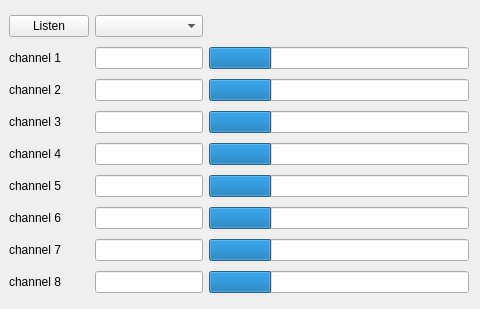
Qt form gui/src/gui/RCDisplay.ui (roussePaul/kampala) before a commit.
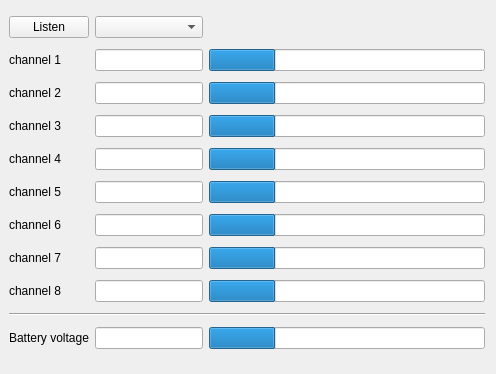
The same form after that commit.

Commit message: Added a battery voltage meter to the RCDisplay plugin

```diff
--- a/gui/src/gui/RCDisplay.ui
+++ b/gui/src/gui/RCDisplay.ui
@@ -6,8 +6,8 @@
    <rect>
     <x>0</x>
     <y>0</y>
-    <width>480</width>
-    <height>309</height>
+    <width>496</width>
+    <height>374</height>
    </rect>
   </property>
   <property name="windowTitle">
@@ -16,7 +16,7 @@
   <property name="styleSheet">
    <string notr="true"/>
   </property>
-  <layout class="QGridLayout" name="gridLayout" rowstretch="0,0,0,0,0,0,0,0,0,0">
+  <layout class="QGridLayout" name="gridLayout" rowstretch="0,0,0,0,0,0,0,0,0,0,0,0,0,0,0">
    <property name="leftMargin">
     <number>9</number>
    </property>
@@ -85,26 +85,6 @@
      </property>
     </widget>
    </item>
-   <item row="9" column="1">
-    <widget class="QLineEdit" name="channel8display">
-     <property name="sizePolicy">
-      <sizepolicy hsizetype="Fixed" vsizetype="Fixed">
-       <horstretch>0</horstretch>
-       <verstretch>0</verstretch>
-      </sizepolicy>
-     </property>
-     <property name="readOnly">
-      <bool>true</bool>
-     </property>
-    </widget>
-   </item>
-   <item row="1" column="0">
-    <widget class="QLabel" name="label">
-     <property name="text">
-      <string>channel 1</string>
-     </property>
-    </widget>
-   </item>
    <item row="3" column="0">
     <widget class="QLabel" name="label_2">
      <property name="text">
@@ -112,6 +92,26 @@
      </property>
     </widget>
    </item>
+   <item row="1" column="0">
+    <widget class="QLabel" name="label">
+     <property name="text">
+      <string>channel 1</string>
+     </property>
+    </widget>
+   </item>
+   <item row="9" column="1">
+    <widget class="QLineEdit" name="channel8display">
+     <property name="sizePolicy">
+      <sizepolicy hsizetype="Fixed" vsizetype="Fixed">
+       <horstretch>0</horstretch>
+       <verstretch>0</verstretch>
+      </sizepolicy>
+     </property>
+     <property name="readOnly">
+      <bool>true</bool>
+     </property>
+    </widget>
+   </item>
    <item row="4" column="0">
     <widget class="QLabel" name="label_3">
      <property name="text">
@@ -154,19 +154,6 @@
      </property>
     </widget>
    </item>
-   <item row="3" column="1">
-    <widget class="QLineEdit" name="channel2display">
-     <property name="sizePolicy">
-      <sizepolicy hsizetype="Fixed" vsizetype="Fixed">
-       <horstretch>0</horstretch>
-       <verstretch>0</verstretch>
-      </sizepolicy>
-     </property>
-     <property name="readOnly">
-      <bool>true</bool>
-     </property>
-    </widget>
-   </item>
    <item row="1" column="1">
     <widget class="QLineEdit" name="channel1display">
      <property name="sizePolicy">
@@ -180,6 +167,19 @@
      </property>
     </widget>
    </item>
+   <item row="3" column="1">
+    <widget class="QLineEdit" name="channel2display">
+     <property name="sizePolicy">
+      <sizepolicy hsizetype="Fixed" vsizetype="Fixed">
+       <horstretch>0</horstretch>
+       <verstretch>0</verstretch>
+      </sizepolicy>
+     </property>
+     <property name="readOnly">
+      <bool>true</bool>
+     </property>
+    </widget>
+   </item>
    <item row="1" column="2">
     <widget class="QProgressBar" name="channel1bar">
      <property name="value">
@@ -270,6 +270,46 @@
      </property>
     </widget>
    </item>
+   <item row="11" column="0" colspan="3">
+    <widget class="Line" name="line">
+     <property name="orientation">
+      <enum>Qt::Horizontal</enum>
+     </property>
+    </widget>
+   </item>
+   <item row="12" column="2">
+    <widget class="QProgressBar" name="Batterybar">
+     <property name="sizePolicy">
+      <sizepolicy hsizetype="Expanding" vsizetype="Fixed">
+       <horstretch>0</horstretch>
+       <verstretch>0</verstretch>
+      </sizepolicy>
+     </property>
+     <property name="value">
+      <number>24</number>
+     </property>
+     <property name="format">
+      <string/>
+     </property>
+    </widget>
+   </item>
+   <item row="12" column="0">
+    <widget class="QLabel" name="label_9">
+     <property name="text">
+      <string>Battery voltage</string>
+     </property>
+    </widget>
+   </item>
+   <item row="12" column="1">
+    <widget class="QLineEdit" name="Batterydisplay">
+     <property name="sizePolicy">
+      <sizepolicy hsizetype="Fixed" vsizetype="Fixed">
+       <horstretch>0</horstretch>
+       <verstretch>0</verstretch>
+      </sizepolicy>
+     </property>
+    </widget>
+   </item>
   </layout>
  </widget>
  <resources/>
```
The commit also changes 1 other file.
